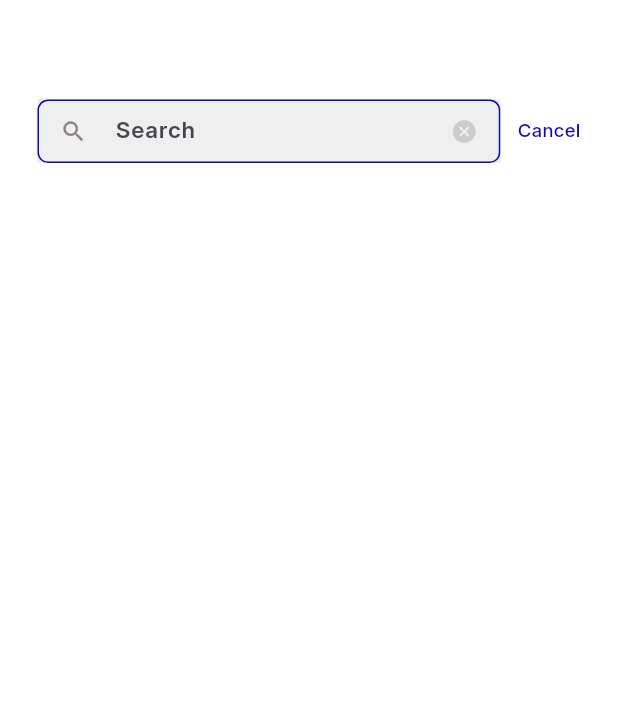
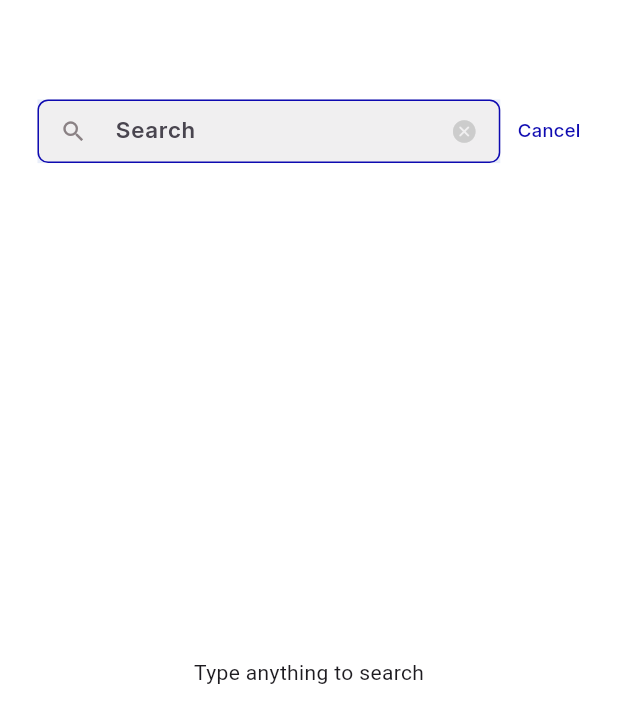
Before and after one commit to Anas-Masri/news_app, a Flutter app: the screen it shows after launch, after a tap on the "search" icon, on a phone screen of 412 x 824 dp. Shown: the top 723 px of the screen. Run offline on Flutter 3.47's test engine with Material 3 defaults, Android fonts, the phone set to English and light mode, and no system bars; our stand-ins replace cached_network_image, carousel_slider, dartz, easy_localization, flutter_screenutil, get; network calls fail.

Commit message:
feat: implement SearchView API integration

```diff
--- a/lib/core/export/export.dart
+++ b/lib/core/export/export.dart
@@ -12,7 +12,7 @@ export 'package:news_app/core/routing/routes.dart';
 export 'package:news_app/core/services/generated/codegen_loader.g.dart';
 export 'package:news_app/core/services/generated/locale_keys.g.dart';
 export 'package:news_app/model/news_model.dart';
-export 'package:news_app/view/search/search_controller/search_controller.dart';
+export 'package:news_app/view/home/home_controller/home_controller.dart';
 export 'package:news_app/widgets/custom_list_tile.dart';
 export 'package:get/get.dart';
 export 'package:cached_network_image/cached_network_image.dart';
--- a/lib/core/routing/app_routes.dart
+++ b/lib/core/routing/app_routes.dart
@@ -2,7 +2,7 @@ import 'package:get/get.dart';
 import 'package:news_app/core/routing/routes.dart';
 import 'package:news_app/view/home/article_view/article_view.dart';
 import 'package:news_app/view/home/home_view/home_view.dart';
-import 'package:news_app/view/search/search_view/search_view.dart';
+import 'package:news_app/view/home/search_view/search_view.dart';
 import 'package:news_app/view/search_results/search_results_view/search_results_view.dart';
 
 class AppRoutes {
--- a/lib/view/home/home_controller/home_controller.dart
+++ b/lib/view/home/home_controller/home_controller.dart
@@ -6,19 +6,19 @@ class HomeController extends GetxController {
   List<Article> articles = [];
   List<Article> topHeadLineArticles = [];
   Statues statues = Statues.init;
-
+  TextEditingController searchController = TextEditingController();
   changeCategory(int index) {
     articles = [];
     topHeadLineArticles = [];
     selectedCategory = index;
-    getAllNews();
+    getAllNews(AppContant.categoryList[selectedCategory]);
     getTopHeadLine();
     update();
   }
 
   @override
   void onInit() {
-    getAllNews();
+    getAllNews(AppContant.categoryList[selectedCategory]);
     getTopHeadLine();
     super.onInit();
   }
@@ -33,12 +33,23 @@ class HomeController extends GetxController {
     Get.toNamed(Routes.articleView, arguments: topHeadLineArticles[index]);
   }
 
-  Future<void> getAllNews() async {
+  clearSeach() {
+    searchController.clear();
+    update();
+  }
+
+  search(searchedText) {
+    if (searchedText.toString().length > 3) {
+      getAllNews(searchedText);
+    }
+  }
+
+  Future<void> getAllNews(String search) async {
     statues = Statues.loading;
     update();
     final response =
         await AppApi.getData(url: AppLinks.everything, queryParameters: {
-      'q': AppContant.categoryList[selectedCategory],
+      'q': search,
       'apiKey': AppContant.apiKey,
     });
     response.fold(
--- /dev/null
+++ b/lib/view/home/search_view/search_view.dart
@@ -0,0 +1,107 @@
+import '../../../core/export/export.dart';
+
+class SearchView extends StatelessWidget {
+  const SearchView({super.key});
+
+  @override
+  Widget build(BuildContext context) {
+    OutlineInputBorder border = OutlineInputBorder(
+        borderRadius: BorderRadius.circular(8.r),
+        borderSide: const BorderSide(color: AppColor.blueColor));
+    return Scaffold(
+      backgroundColor: AppColor.whiteColor,
+      body: Padding(
+        padding: EdgeInsets.only(top: 75.h),
+        child: GetBuilder(
+            init: HomeController(),
+            builder: (controller) {
+              return Column(
+                children: [
+                  Row(
+                    mainAxisAlignment: MainAxisAlignment.center,
+                    children: [
+                      Container(
+                        alignment: Alignment.center,
+                        height: 48.h,
+                        width: MediaQuery.of(context).size.width.w - 90.w,
+                        color: AppColor.lightgreayColor,
+                        child: TextField(
+                          onChanged: (value) => controller.search(value),
+                          onSubmitted: (value) => Get.toNamed(
+                              Routes.searchResultView,
+                              arguments: value),
+                          scrollPadding: const EdgeInsets.all(0),
+                          controller: controller.searchController,
+                          textAlignVertical: TextAlignVertical.center,
+                          style: AppTextStyle.title18Black
+                              .copyWith(fontSize: 17.sp),
+                          decoration: InputDecoration(
+                              isDense: true,
+                              fillColor: const Color(0xffF0EFF0),
+                              filled: true,
+                              hintText: "Search",
+                              suffixIcon: GestureDetector(
+                                onTap: () => controller.clearSeach(),
+                                child: const Icon(Icons.cancel_rounded,
+                                    color: Color(0xffCCCCCC)),
+                              ),
+                              prefixIcon: const Icon(Icons.search,
+                                  color: Color(0xff8A8184)),
+                              border: border,
+                              enabledBorder: border,
+                              focusedBorder: border),
+                        ),
+                      ),
+                      SizedBox(width: 12.w),
+                      GestureDetector(
+                        onTap: () => Get.back(),
+                        child: Text('Cancel',
+                            style: AppTextStyle.subTitle14Black.copyWith(
+                                color: AppColor.blueColor,
+                                fontWeight: FontWeight.w500)),
+                      )
+                    ],
+                  ),
+                  controller.searchController.text.isEmpty
+                      ? Column(
+                          children: [
+                            SizedBox(
+                                height:
+                                    MediaQuery.of(context).size.height / 2.5),
+                            const Center(
+                                child: Text('Type anything to search')),
+                          ],
+                        )
+                      : Expanded(
+                          child: Container(
+                            padding: EdgeInsets.symmetric(horizontal: 32.w),
+                            child: ListView.builder(
+                              itemCount: controller.articles.length,
+                              itemBuilder: (BuildContext context, int index) {
+                                return GestureDetector(
+                                  onTap: () =>
+                                      controller.getArticleIndex(index),
+                                  child: CustomListTile(
+                                    date: controller.articles[index].publishedAt
+                                        .toString()
+                                        .substring(0, 10),
+                                    imageUrl:
+                                        controller.articles[index].urlToImage ??
+                                            '',
+                                    title:
+                                        controller.articles[index].title ?? '',
+                                    subtitle:
+                                        controller.articles[index].author ?? '',
+                                  ),
+                                );
+                              },
+                            ),
+                          ),
+                        ),
+                ],
+              );
+            }),
+      ),
+    );
+  }
+}
--- a/lib/view/search/search_view/search_view.dart
+++ /dev/null
@@ -1,68 +0,0 @@
-import 'package:get/get.dart';
-
-import '../../../core/export/export.dart';
-
-class SearchView extends StatelessWidget {
-  const SearchView({super.key});
-
-  @override
-  Widget build(BuildContext context) {
-    OutlineInputBorder border = OutlineInputBorder(
-        borderRadius: BorderRadius.circular(8.r),
-        borderSide: const BorderSide(color: AppColor.blueColor));
-    return Scaffold(
-      backgroundColor: AppColor.whiteColor,
-      body: Padding(
-        padding: EdgeInsets.only(top: 75.h),
-        child: GetBuilder(
-            init: SearchWidgetController(),
-            builder: (controller) {
-              return Row(
-                mainAxisAlignment: MainAxisAlignment.center,
-                children: [
-                  Container(
-                    alignment: Alignment.center,
-                    height: 48.h,
-                    width: MediaQuery.of(context).size.width.w - 90.w,
-                    color: AppColor.lightgreayColor,
-                    child: TextField(
-                      onSubmitted: (value) => Get.toNamed(
-                          Routes.searchResultView,
-                          arguments: value),
-                      scrollPadding: const EdgeInsets.all(0),
-                      controller: controller.searchController,
-                      textAlignVertical: TextAlignVertical.center,
-                      style:
-                          AppTextStyle.title18Black.copyWith(fontSize: 17.sp),
-                      decoration: InputDecoration(
-                          isDense: true,
-                          fillColor: const Color(0xffF0EFF0),
-                          filled: true,
-                          hintText: "Search",
-                          suffixIcon: GestureDetector(
-                            onTap: () => controller.clearSeach(),
-                            child: const Icon(Icons.cancel_rounded,
-                                color: Color(0xffCCCCCC)),
-                          ),
-                          prefixIcon: const Icon(Icons.search,
-                              color: Color(0xff8A8184)),
-                          border: border,
-                          enabledBorder: border,
-                          focusedBorder: border),
-                    ),
-                  ),
-                  SizedBox(width: 12.w),
-                  GestureDetector(
-                    onTap: () => Get.back(),
-                    child: Text('Cancel',
-                        style: AppTextStyle.subTitle14Black.copyWith(
-                            color: AppColor.blueColor,
-                            fontWeight: FontWeight.w500)),
-                  )
-                ],
-              );
-            }),
-      ),
-    );
-  }
-}
```
Also changed, not shown: lib/view/search/search_controller/search_controller.dart (deleted, +0 -16 lines), lib/widgets/custom_list_view_vertical.dart (added, +40 -0 lines).
